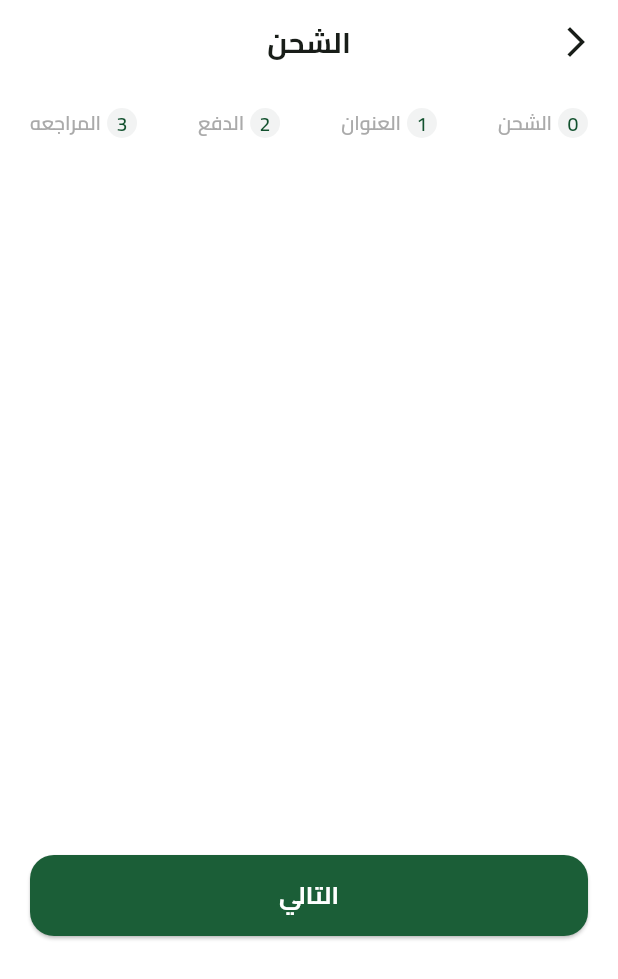
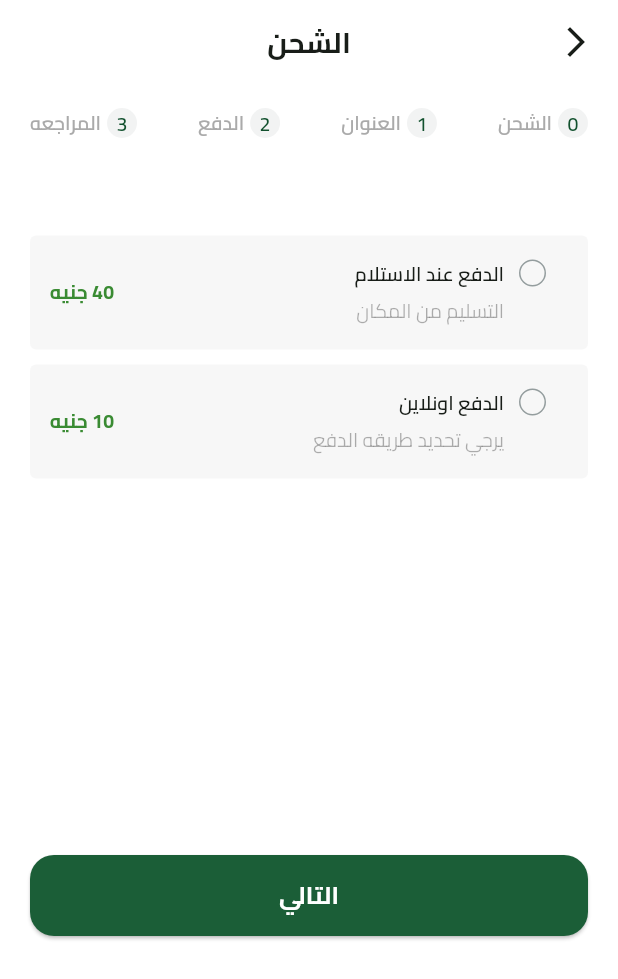
Before and after one commit to 3madhani/fruithub, a Flutter app: the CheckoutView screen opened by its route, on a phone screen of 412 x 824 dp. Shown: the top 979 px of the screen. Run offline on Flutter 3.47's test engine with Material 3 defaults, Android fonts, the light colour scheme and no system bars; our stand-ins replace cached_network_image, cloud_firestore, dartz, dots_indicator, equatable, firebase_auth and 10 more; missing offline and left inert: flutter_facebook_auth; accounts and stored records are empty.

Commit message:
feat: implement ShippingSection and ShippingItem widgets for enhanced checkout experience

```diff
--- a/lib/feature/checkout/presentation/views/widgets/checkout_steps_page_view.dart
+++ b/lib/feature/checkout/presentation/views/widgets/checkout_steps_page_view.dart
@@ -1,22 +1,32 @@
 import 'package:flutter/material.dart';
 
-import 'checkout_steps.dart';
+import '../../../../../core/constants/app_const.dart';
+import 'shipping_section.dart';
 
 class CheckoutStepsPageView extends StatelessWidget {
+  final PageController pageController;
+
   const CheckoutStepsPageView({super.key, required this.pageController});
 
-  final PageController pageController;
+  List<Widget> get pages => const [
+    ShippingSection(),
+    SizedBox(),
+    SizedBox(),
+    SizedBox(),
+  ];
 
   @override
   Widget build(BuildContext context) {
-    return PageView.builder(
-      controller: pageController,
-      physics: const NeverScrollableScrollPhysics(),
-      itemCount: steps.length,
-      itemBuilder: (context, index) {
-        // Placeholder for the content of each step
-        return const SizedBox();
-      },
+    return Padding(
+      padding: const EdgeInsets.symmetric(vertical: AppConst.verticalPadding),
+      child: PageView.builder(
+        controller: pageController,
+        physics: const NeverScrollableScrollPhysics(),
+        itemCount: pages.length,
+        itemBuilder: (context, index) {
+          return pages[index];
+        },
+      ),
     );
   }
 }
--- /dev/null
+++ b/lib/feature/checkout/presentation/views/widgets/shipping_item.dart
@@ -0,0 +1,68 @@
+import 'package:flutter/material.dart';
+import 'package:fruithub/core/utils/app_text_styles.dart';
+
+class ShippingItem extends StatelessWidget {
+  final String shippingMethod;
+
+  final String deliveryMethod;
+  final String shippingCost;
+  const ShippingItem({
+    super.key,
+    required this.shippingMethod,
+    required this.deliveryMethod,
+    required this.shippingCost,
+  });
+
+  @override
+  Widget build(BuildContext context) {
+    return Container(
+      clipBehavior: Clip.antiAlias,
+      padding: const EdgeInsets.only(top: 16, bottom: 16, left: 13, right: 28),
+      decoration: const ShapeDecoration(
+        color: Color(0x33D9D9D9),
+        shape: RoundedRectangleBorder(
+          borderRadius: BorderRadius.all(Radius.circular(4)),
+        ),
+      ),
+      child: IntrinsicHeight(
+        child: Row(
+          crossAxisAlignment: CrossAxisAlignment.start,
+          children: [
+            Container(
+              width: 18,
+              height: 18,
+              decoration: const ShapeDecoration(
+                shape: OvalBorder(
+                  side: BorderSide(color: Color(0xff949D9E), width: 1),
+                ),
+              ),
+            ),
+            const SizedBox(width: 10),
+            Column(
+              crossAxisAlignment: CrossAxisAlignment.start,
+              children: [
+                Text(shippingMethod, style: AppTextStyles.semiBold13),
+                const SizedBox(height: 6),
+                Text(
+                  deliveryMethod,
+                  style: AppTextStyles.regular13.copyWith(
+                    color: const Color(0x50000000),
+                  ),
+                ),
+              ],
+            ),
+            const Spacer(),
+            Center(
+              child: Text(
+                "$shippingCost جنيه",
+                style: AppTextStyles.bold13.copyWith(
+                  color: const Color(0xff3A8B33),
+                ),
+              ),
+            ),
+          ],
+        ),
+      ),
+    );
+  }
+}
--- /dev/null
+++ b/lib/feature/checkout/presentation/views/widgets/shipping_section.dart
@@ -0,0 +1,27 @@
+import 'package:flutter/material.dart';
+
+import 'shipping_item.dart';
+
+class ShippingSection extends StatelessWidget {
+  const ShippingSection({super.key});
+
+  @override
+  Widget build(BuildContext context) {
+    return const Column(
+      children: [
+        SizedBox(height: 33),
+        ShippingItem(
+          shippingMethod: "الدفع عند الاستلام",
+          shippingCost: "40",
+          deliveryMethod: "التسليم من المكان",
+        ),
+        SizedBox(height: 10),
+        ShippingItem(
+          shippingMethod: "الدفع اونلاين",
+          shippingCost: "10",
+          deliveryMethod: "يرجي تحديد طريقه الدفع",
+        ),
+      ],
+    );
+  }
+}
```
